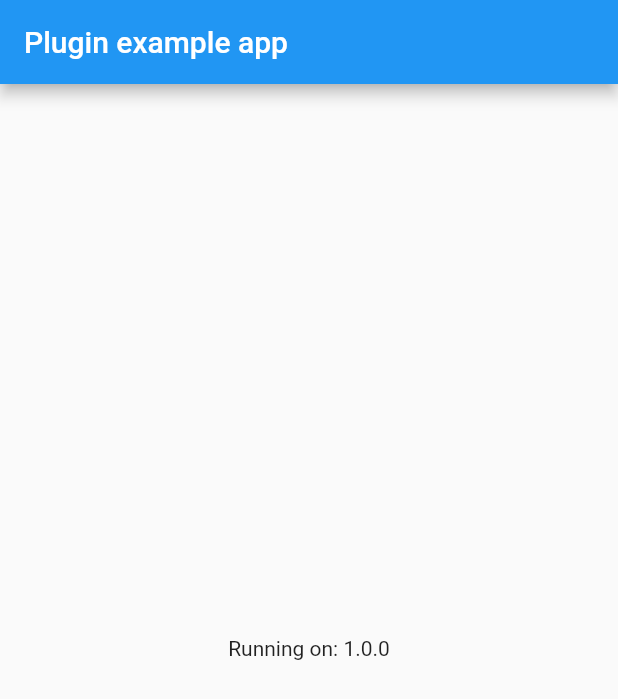
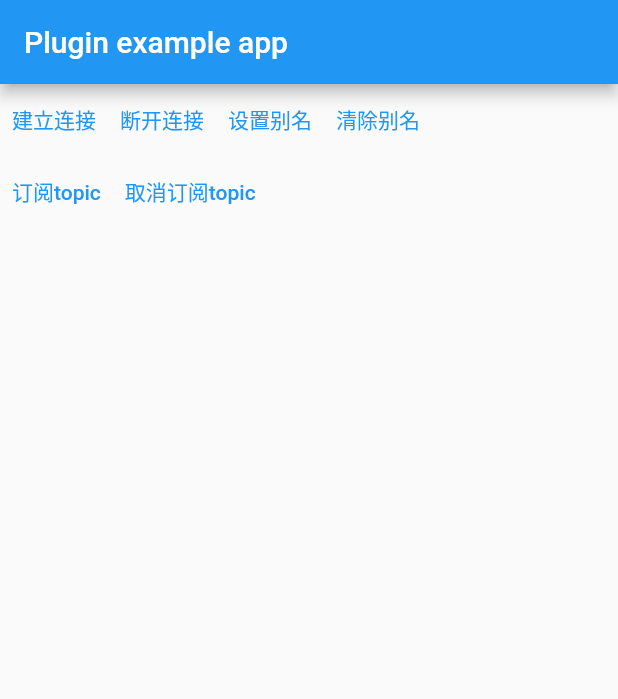
Before and after one commit to jackyshan/swift_null_pigeon, a Flutter app: the screen it shows after launch, on a phone screen of 412 x 824 dp. Shown: the top 699 px of the screen. Run offline on Flutter 3.47's test engine with Material 2 defaults, Android fonts, the phone set to English and light mode, and no system bars; our stand-ins replace plugin_platform_interface.

```diff
--- a/example/lib/main.dart
+++ b/example/lib/main.dart
@@ -25,11 +25,11 @@ class _MyAppState extends State<MyApp> {
     super.initState();
     initPlatformState();
 
-    _pushLzflutterPlugin.getPushManager().connect(PushConfig(
+    _pushLzflutterPlugin.getPushManager().createPushBridge(PushConfig(
         hostApp: "saya",
         appId: "22631490",
         deviceId: "N_399daa7b0ccd5d9a",
-        defaultHosts: ['ws://172.17.32.53:39999/push']));
+        defaultHosts: ['ws://172.17.32.53:39999/push'])).connect();
   }
 
   // Platform messages are asynchronous, so we initialize in an async method.
@@ -61,8 +61,35 @@ class _MyAppState extends State<MyApp> {
         appBar: AppBar(
           title: const Text('Plugin example app'),
         ),
-        body: Center(
-          child: Text('Running on: $_platformVersion\n'),
+        body: Container(
+          child: Column(
+            children: [
+              Row(
+                children: [
+                  TextButton(onPressed: () {
+
+                  }, child: const Text('建立连接')),
+                  TextButton(onPressed: () {
+
+                  }, child: const Text('断开连接')),
+                  TextButton(onPressed: () {
+
+                  }, child: const Text('设置别名')),
+                  TextButton(onPressed: () {
+
+                  }, child: const Text('清除别名')),
+                ],
+              ),
+              Row(children: [
+                TextButton(onPressed: () {
+
+                }, child: const Text('订阅topic')),
+                TextButton(onPressed: () {
+
+                }, child: const Text('取消订阅topic')),
+              ],)
+            ],
+          ),
         ),
       ),
     );
```
Also changed, not shown: lib/PushManager.dart (+99 -14 lines).
